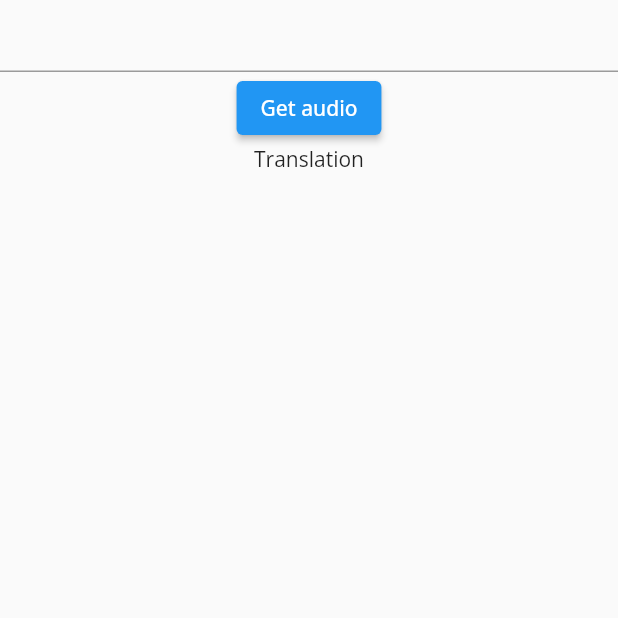
After one commit to hadiyaaamir/khulasa, a Flutter app: the Transcription screen opened directly, after a tap on "Get audio", on a phone screen of 412 x 824 dp, the top half of it. The commit adds this screen. Run offline on Flutter 3.47's test engine with Material 2 defaults, Android fonts, the phone set to English and light mode, and no system bars; our stand-ins replace cloud_firestore, email_validator, file_picker, firebase_auth, firebase_core, flutter_tts and 4 more; missing offline and left inert: dart:ffi, dart_openai, flutter_share_me, flutter_tesseract_ocr, pdf_text, syncfusion_flutter_xlsio and 1 more; accounts and stored records are empty; network calls fail.

Commit message:
chatgpt + incomplete transcription

```diff
--- /dev/null
+++ b/lib/Views/transcription.dart
@@ -0,0 +1,65 @@
+import 'dart:io';
+
+import 'package:flutter/material.dart';
+import 'package:path_provider/path_provider.dart';
+
+import 'package:dart_openai/openai.dart';
+import 'package:youtube_explode_dart/youtube_explode_dart.dart';
+
+class Transcription extends StatefulWidget {
+  const Transcription({super.key});
+
+  @override
+  State<Transcription> createState() => _TranscriptionState();
+}
+
+class _TranscriptionState extends State<Transcription> {
+  @override
+  Widget build(BuildContext context) {
+    String tran = '';
+    OpenAI.apiKey = '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';
+    TextEditingController textController = TextEditingController();
+    return Scaffold(
+      body: Container(
+          child: Column(
+        children: [
+          TextField(
+            controller: textController,
+          ),
+          ElevatedButton(
+              onPressed: () async {
+                var yt = YoutubeExplode();
+
+                var manifest = await yt.videos.streamsClient
+                    .getManifest(textController.text);
+                var streamInfo = manifest.audioOnly.withHighestBitrate();
+
+                // Get the actual stream
+                var stream = yt.videos.streamsClient.get(streamInfo);
+                final directory = await getApplicationDocumentsDirectory();
+                var file = File('${directory.path}/audio.mp3');
+                file.createSync();
+                var fileStream = file.openWrite();
+                await stream.pipe(fileStream);
+                await fileStream.flush();
+                await fileStream.close();
+
+                yt.close();
+
+                OpenAIAudioModel translation =
+                    await OpenAI.instance.audio.createTranslation(
+                  file: file,
+                  model: "whisper-1",
+                  responseFormat: OpenAIAudioResponseFormat.text,
+                );
+                setState(() {
+                  tran = translation.text;
+                });
+              },
+              child: Text("Get audio")),
+          Text("Translation" + tran)
+        ],
+      )),
+    );
+  }
+}
--- a/pubspec.yaml
+++ b/pubspec.yaml
@@ -53,11 +53,14 @@ dependencies:
   firebase_auth: ^4.4.0
   firebase_auth_web: ^5.3.0
   syncfusion_flutter_xlsio: ^21.1.38
-  path_provider: ^2.0.1
+  path_provider: ^2.0.11
   font_awesome_flutter: ^10.4.0
   flutter_share_me: ^0.11.0
   fluttertoast: ^8.2.1
   email_validator: ^2.1.17
+  dart_openai: ^1.9.6
+  youtube_explode_dart: ^1.10.4
+
 
 
 dev_dependencies:
```
Also changed, not shown: lib/Views/Entrance/login.dart (+7 -6 lines), lib/Views/gpt2.dart (added, +52 -0 lines), lib/main.dart (line endings or trailing spaces), pubspec.lock, 1 other file.
